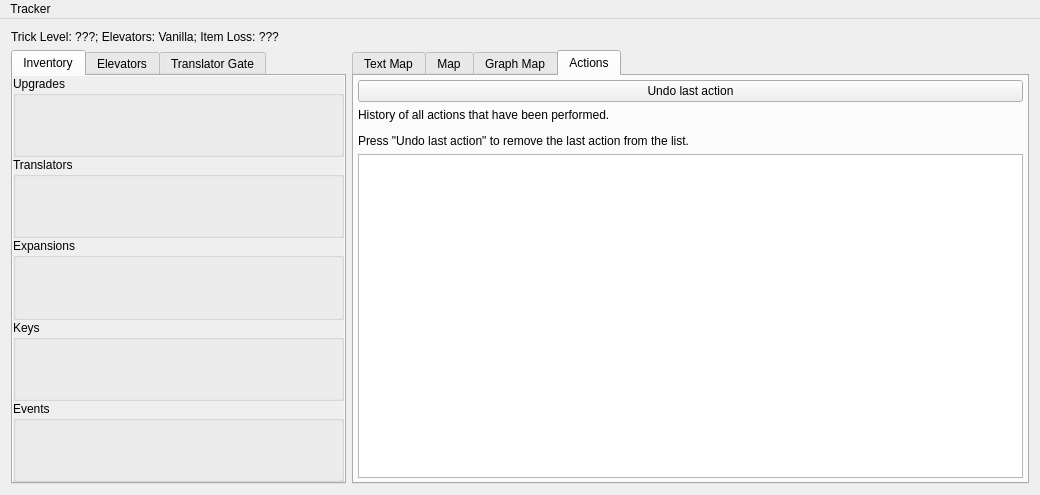
randovania/randovania, file randovania/gui/ui_files/tracker_window.ui: the form before one commit.
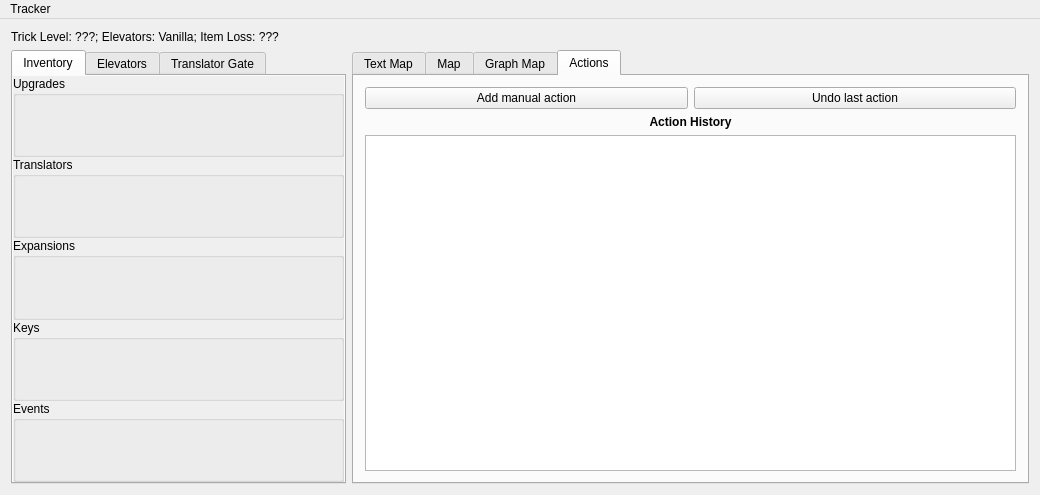
The form after the commit. The open tabs and pages were chosen to show the change. Custom widgets are drawn as their Qt base class.

Commit message: Move "Add manual action" button to Actions tab

```diff
--- a/randovania/gui/ui_files/tracker_window.ui
+++ b/randovania/gui/ui_files/tracker_window.ui
@@ -334,13 +334,6 @@
           </property>
          </widget>
         </item>
-        <item>
-          <widget class="QPushButton" name="force_location_button">
-            <property name="text">
-              <string>Force new location</string>
-            </property>
-          </widget>
-        </item>
         <item>
          <widget class="QTreeWidget" name="possible_locations_tree">
           <property name="sizePolicy">
@@ -419,27 +412,11 @@
        <attribute name="title">
         <string>Actions</string>
        </attribute>
-       <layout class="QVBoxLayout" name="tab_actions_layout">
-        <property name="leftMargin">
-         <number>4</number>
-        </property>
-        <property name="topMargin">
-         <number>4</number>
-        </property>
-        <property name="rightMargin">
-         <number>4</number>
-        </property>
-        <property name="bottomMargin">
-         <number>4</number>
-        </property>
-        <item>
-         <widget class="QPushButton" name="undo_last_action_button">
-          <property name="text">
-           <string>Undo last action</string>
-          </property>
-         </widget>
+       <layout class="QGridLayout" name="gridLayout_2">
+        <item row="3" column="0" colspan="2">
+         <widget class="QListWidget" name="actions_list"/>
         </item>
-        <item>
+        <item row="2" column="0" colspan="2">
          <widget class="QLabel" name="actions_title_label">
           <property name="sizePolicy">
            <sizepolicy hsizetype="Preferred" vsizetype="Fixed">
@@ -447,16 +424,41 @@
             <verstretch>0</verstretch>
            </sizepolicy>
           </property>
+          <property name="font">
+           <font>
+            <bold>true</bold>
+           </font>
+          </property>
           <property name="text">
-           <string>&lt;html&gt;&lt;head/&gt;&lt;body&gt;&lt;p&gt;History of all actions that have been performed.&lt;/p&gt;&lt;p&gt;Press &amp;quot;Undo last action&amp;quot; to remove the last action from the list.&lt;/p&gt;&lt;/body&gt;&lt;/html&gt;</string>
+           <string>Action History</string>
+          </property>
+          <property name="alignment">
+           <set>Qt::AlignCenter</set>
           </property>
           <property name="wordWrap">
            <bool>true</bool>
           </property>
          </widget>
         </item>
-        <item>
-         <widget class="QListWidget" name="actions_list"/>
+        <item row="1" column="1">
+         <widget class="QPushButton" name="undo_last_action_button">
+          <property name="toolTip">
+           <string>Remove the last action from the list.</string>
+          </property>
+          <property name="text">
+           <string>Undo last action</string>
+          </property>
+         </widget>
+        </item>
+        <item row="1" column="0">
+         <widget class="QPushButton" name="force_location_button">
+          <property name="toolTip">
+           <string>Let the tracker know you've gotten to a location, event, or item, even if it's not showing up in the Text Map.</string>
+          </property>
+          <property name="text">
+           <string>Add manual action</string>
+          </property>
+         </widget>
         </item>
        </layout>
       </widget>
```
Left out of the diff: 16 changed lines with no effect on the pictures. The commit also changes 2 other files.
